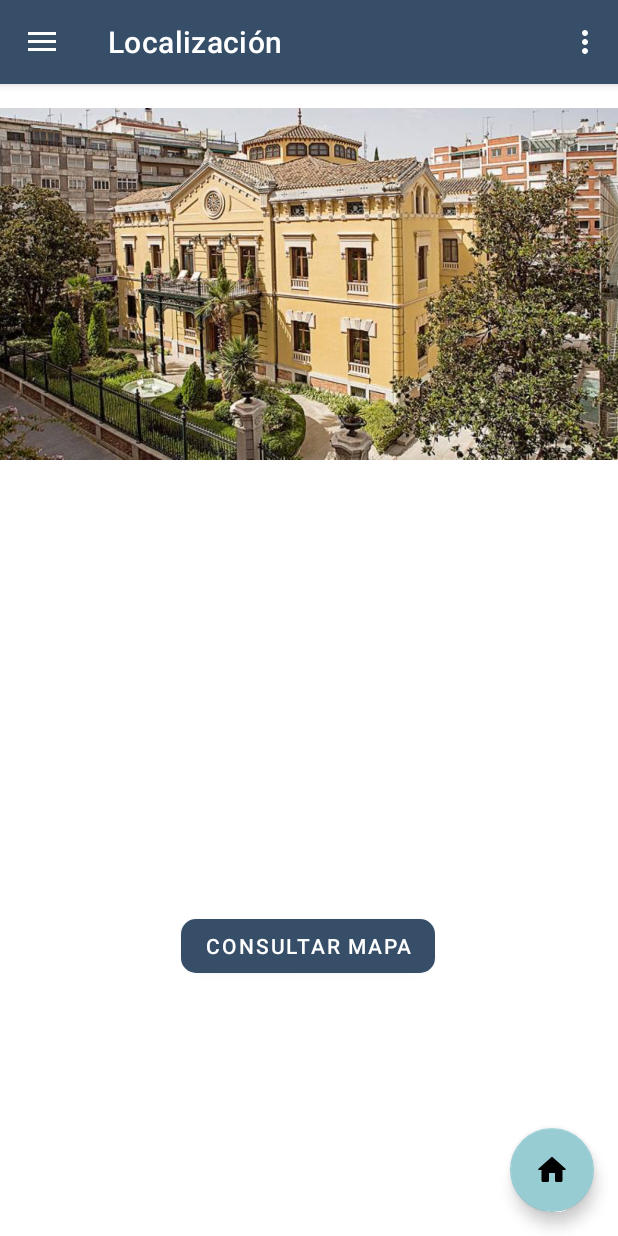
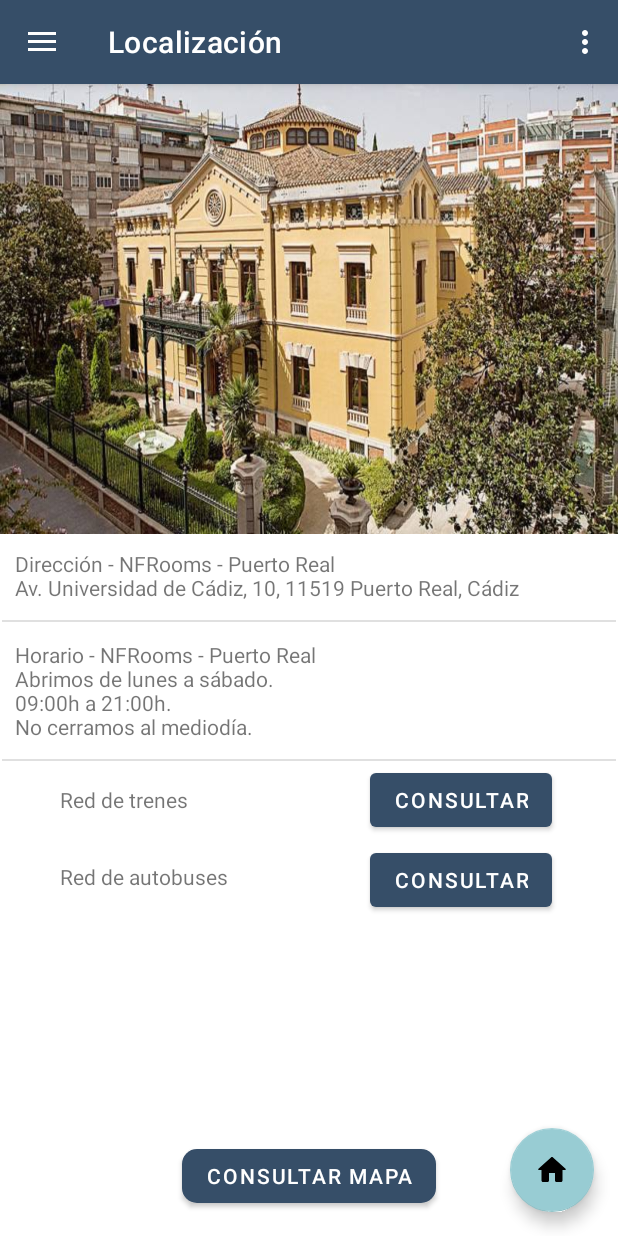
Before and after one commit to Pedrojss/NFRooms_app, an Android app: the screen it shows after launch (MainActivity), in the side drawer, after a tap on "Localización", on a phone screen of 412 x 824 dp. Run offline under Robolectric (Android 15) with nearby library versions, the phone set to English and light mode, and no system bars; our stand-ins replace navigation-ui.

Commit message:
Localizacion terminado

```diff
--- a/app/src/main/java/es/uca/nfrooms/ui/localizacion/LocalizacionFragment.java
+++ b/app/src/main/java/es/uca/nfrooms/ui/localizacion/LocalizacionFragment.java
@@ -1,6 +1,7 @@
 package es.uca.nfrooms.ui.localizacion;
 
 import android.content.Intent;
+import android.net.Uri;
 import android.os.Bundle;
 import android.view.LayoutInflater;
 import android.view.View;
@@ -11,7 +12,6 @@ import androidx.fragment.app.Fragment;
 
 import es.uca.nfrooms.MapsActivity;
 import es.uca.nfrooms.R;
-import es.uca.nfrooms.crearReserva;
 import es.uca.nfrooms.databinding.FragmentLocalizacionBinding;
 
 
@@ -23,7 +23,28 @@ public class LocalizacionFragment extends Fragment {
         binding = FragmentLocalizacionBinding.inflate(inflater, container, false);
         View root = binding.getRoot();
 
+        Button tButton = (Button)root.findViewById(R.id.botonTrenes);
+        Button bButton = (Button)root.findViewById(R.id.botonBuses);
         Button mButton = (Button)root.findViewById(R.id.mButton);
+
+        tButton.setOnClickListener(new View.OnClickListener() {
+            public void onClick(View arg0) {
+                Intent viewIntent =
+                        new Intent("android.intent.action.VIEW",
+                                Uri.parse("https://www.renfe.com/es/es?cid=generica&c=sem&fuente=google&campana=generica&fecha=2022&ubicacion=google&formato=link&elemento_clic=link%20=google&formato=link&elemento_clic=link&s_kwcid=AL!11457!3!354608896052!b!!g!!renfe&gclid=Cj0KCQjwspKUBhCvARIsAB2IYuunTPyk-LlbrPLHprRIQ8dbmBlFXkOyDiQ1mkl-VRT2H_6GSG7hLkkaApUEEALw_wcB"));
+                startActivity(viewIntent);
+            }
+        });
+
+        bButton.setOnClickListener(new View.OnClickListener() {
+            public void onClick(View arg0) {
+                Intent viewIntent =
+                        new Intent("android.intent.action.VIEW",
+                                Uri.parse("https://siu.cmtbc.es/es/horarios_origen_destino.php?ida=1&vuelta=41"));
+                startActivity(viewIntent);
+            }
+        });
+
         mButton.setOnClickListener(new View.OnClickListener() {
             @Override
             public void onClick(View view) {
--- a/app/src/main/res/layout/fragment_localizacion.xml
+++ b/app/src/main/res/layout/fragment_localizacion.xml
@@ -6,32 +6,127 @@
     android:layout_height="match_parent"
     tools:context=".ui.localizacion.LocalizacionFragment">
 
+    <ImageView
+        android:id="@+id/imgInstalaciones"
+        android:layout_width="match_parent"
+        android:layout_height="300sp"
+        android:adjustViewBounds="false"
+        android:scaleType="fitXY"
+        android:src="@drawable/instalaciones"
+        android:contentDescription="@string/instalaciones"
+        app:layout_constraintEnd_toEndOf="parent"
+        app:layout_constraintStart_toStartOf="parent"
+        app:layout_constraintTop_toTopOf="parent" />
+
+    <TextView
+        android:id="@+id/descLoc"
+        android:layout_width="match_parent"
+        android:layout_height="wrap_content"
+        android:padding="10dp"
+        android:paddingLeft="5dp"
+        android:paddingTop="5dp"
+        android:paddingRight="5dp"
+        android:text="@string/desc_loc"
+        app:layout_constraintEnd_toEndOf="parent"
+        app:layout_constraintStart_toStartOf="parent"
+        app:layout_constraintTop_toBottomOf="@+id/imgInstalaciones" />
+
+    <TextView
+        android:id="@+id/horaLoc"
+        android:layout_width="match_parent"
+        android:layout_height="wrap_content"
+        android:layout_marginTop="2dp"
+        android:padding="10dp"
+        android:paddingLeft="5dp"
+        android:paddingTop="5dp"
+        android:paddingRight="5dp"
+        android:text="@string/hora_loc"
+        app:layout_constraintEnd_toEndOf="parent"
+        app:layout_constraintHorizontal_bias="1.0"
+        app:layout_constraintStart_toStartOf="parent"
+        app:layout_constraintTop_toBottomOf="@+id/divider" />
+
     <Button
         android:id="@+id/mButton"
         android:layout_width="wrap_content"
         android:layout_height="wrap_content"
-        android:layout_marginBottom="169dp"
+        android:layout_marginBottom="16dp"
         android:text="@string/botonMapa"
         app:cornerRadius="10dp"
         app:layout_constraintBottom_toBottomOf="parent"
         app:layout_constraintEnd_toEndOf="parent"
-        app:layout_constraintHorizontal_bias="0.497"
         app:layout_constraintStart_toStartOf="parent"
-        app:layout_constraintTop_toBottomOf="@+id/imageView4"
-        app:layout_constraintVertical_bias="0.752"
+        app:layout_constraintTop_toBottomOf="@+id/imgInstalaciones"
+        app:layout_constraintVertical_bias="1.0"
         tools:ignore="MissingConstraints" />
 
-    <ImageView
-        android:id="@+id/imageView4"
-        android:layout_width="418dp"
-        android:layout_height="0dp"
-        android:layout_marginBottom="284dp"
-        android:src="@drawable/instalaciones"
-        android:contentDescription="@string/instalaciones"
-        app:layout_constraintBottom_toTopOf="@+id/mButton"
+    <View
+        android:id="@+id/divider"
+        android:layout_width="409dp"
+        android:layout_height="1dp"
+        android:layout_marginStart="1dp"
+        android:layout_marginTop="2dp"
+        android:layout_marginEnd="1dp"
+        android:background="?android:attr/listDivider"
+        app:layout_constraintEnd_toEndOf="parent"
+        app:layout_constraintHorizontal_bias="1.0"
+        app:layout_constraintStart_toStartOf="parent"
+        app:layout_constraintTop_toBottomOf="@+id/descLoc" />
+
+    <View
+        android:id="@+id/divider5"
+        android:layout_width="409dp"
+        android:layout_height="1dp"
+        android:layout_marginStart="1dp"
+        android:layout_marginTop="2dp"
+        android:layout_marginEnd="1dp"
+        android:background="?android:attr/listDivider"
         app:layout_constraintEnd_toEndOf="parent"
         app:layout_constraintStart_toStartOf="parent"
-        app:layout_constraintTop_toTopOf="parent" />
+        app:layout_constraintTop_toBottomOf="@+id/horaLoc" />
+
+    <Button
+        android:id="@+id/botonTrenes"
+        android:layout_width="wrap_content"
+        android:layout_height="wrap_content"
+        android:layout_marginTop="2dp"
+        android:layout_marginEnd="20dp"
+        android:text="Consultar"
+        app:layout_constraintEnd_toEndOf="parent"
+        app:layout_constraintHorizontal_bias="0.836"
+        app:layout_constraintStart_toEndOf="@+id/textView7"
+        app:layout_constraintTop_toBottomOf="@+id/divider5" />
+
+    <TextView
+        android:id="@+id/textView7"
+        android:layout_width="wrap_content"
+        android:layout_height="wrap_content"
+        android:layout_marginStart="40dp"
+        android:layout_marginTop="16dp"
+        android:text="Red de trenes"
+        app:layout_constraintStart_toStartOf="parent"
+        app:layout_constraintTop_toBottomOf="@+id/divider5" />
+
+    <Button
+        android:id="@+id/botonBuses"
+        android:layout_width="wrap_content"
+        android:layout_height="wrap_content"
+        android:layout_marginTop="5dp"
+        android:text="Consultar"
+        app:layout_constraintEnd_toEndOf="@+id/botonTrenes"
+        app:layout_constraintStart_toStartOf="@+id/botonTrenes"
+        app:layout_constraintTop_toBottomOf="@+id/botonTrenes" />
+
+    <TextView
+        android:id="@+id/textView8"
+        android:layout_width="wrap_content"
+        android:layout_height="wrap_content"
+        android:layout_marginTop="32dp"
+        android:layout_marginEnd="95dp"
+        android:text="Red de autobuses"
+        app:layout_constraintEnd_toStartOf="@+id/botonBuses"
+        app:layout_constraintStart_toStartOf="@+id/textView7"
+        app:layout_constraintTop_toBottomOf="@+id/textView7" />
 
 
 </androidx.constraintlayout.widget.ConstraintLayout>
--- a/app/src/main/res/values/strings.xml
+++ b/app/src/main/res/values/strings.xml
@@ -35,6 +35,8 @@
 
     <!-- Informacion localizacion -->
     <string name="instalaciones">Foto del edificio de NFRooms</string>
+    <string name="desc_loc">Dirección - NFRooms - Puerto Real \nAv. Universidad de Cádiz, 10, 11519 Puerto Real, Cádiz</string>
+    <string name="hora_loc">Horario - NFRooms - Puerto Real \nAbrimos de lunes a sábado.\n09:00h a 21:00h.\nNo cerramos al mediodía.</string>
     <string name="botonMapa">Consultar mapa</string>
 
     <string-array name="languages">
```
